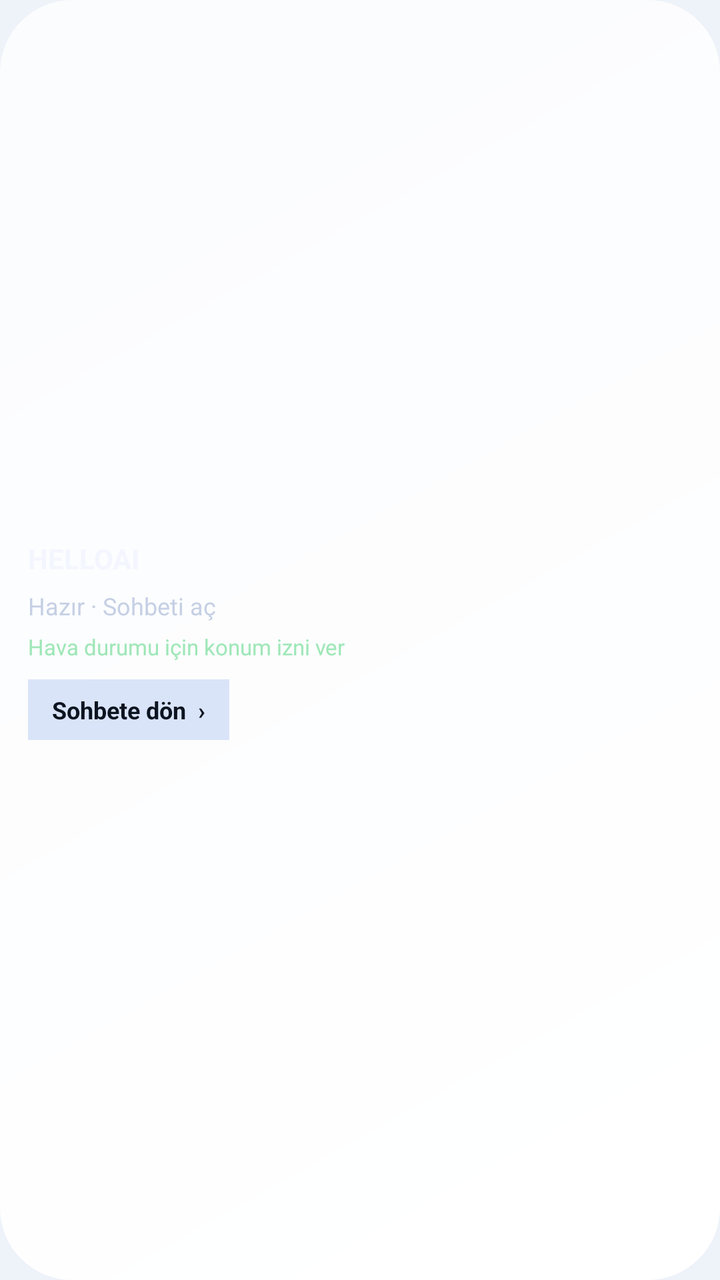
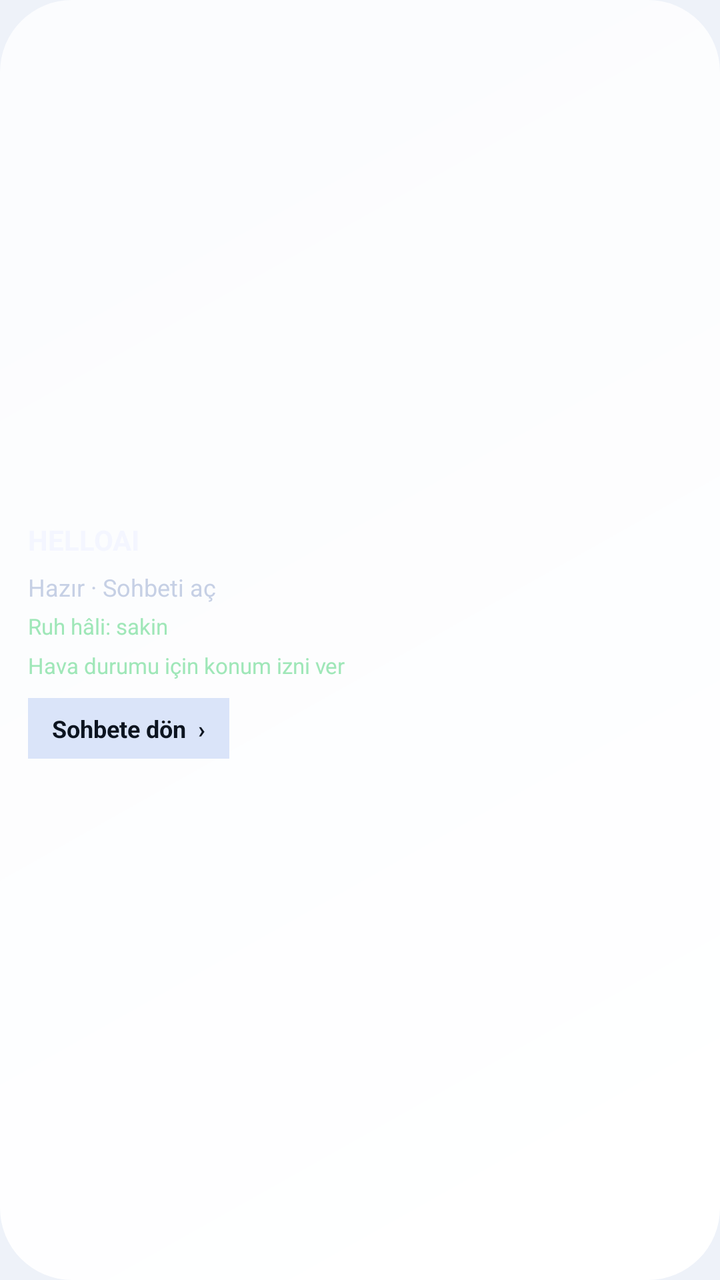

Screens rendered from an Android XML layout before and after an edit, with the pre-edit source and the edit as a unified diff.
<!-- AndroidManifest.xml: application theme Theme.JarvisAssistant -->
<!-- res/layout/widget_coucou_status.xml -->
<?xml version="1.0" encoding="utf-8"?>
<LinearLayout xmlns:android="http://schemas.android.com/apk/res/android"
    android:id="@+id/widgetRoot"
    android:layout_width="match_parent"
    android:layout_height="match_parent"
    android:orientation="vertical"
    android:padding="14dp"
    android:background="@drawable/bg_jarvis_dock"
    android:gravity="center_vertical">

    <TextView
        android:layout_width="match_parent"
        android:layout_height="wrap_content"
        android:text="HELLOAI"
        android:textColor="#F4F6FF"
        android:textStyle="bold"
        android:textSize="14sp" />

    <TextView
        android:id="@+id/widgetStatus"
        android:layout_width="match_parent"
        android:layout_height="wrap_content"
        android:layout_marginTop="6dp"
        android:text="Hazır · Sohbeti aç"
        android:textColor="#C6D0E5"
        android:textSize="12sp"
        android:maxLines="2" />

    <TextView
        android:id="@+id/widgetWeather"
        android:layout_width="match_parent"
        android:layout_height="wrap_content"
        android:layout_marginTop="5dp"
        android:text="Hava durumu için konum izni ver"
        android:textColor="#9FE7B8"
        android:textSize="11sp"
        android:maxLines="2" />

    <TextView
        android:id="@+id/widgetOpenChat"
        android:layout_width="wrap_content"
        android:layout_height="wrap_content"
        android:layout_marginTop="9dp"
        android:paddingStart="12dp"
        android:paddingEnd="12dp"
        android:paddingTop="7dp"
        android:paddingBottom="7dp"
        android:text="Sohbete dön  ›"
        android:textColor="#0C1420"
        android:textStyle="bold"
        android:textSize="12sp"
        android:background="#DAE4F9" />
</LinearLayout>
<!-- resources referenced by this layout -->
<resources>
  <!-- drawable bg_jarvis_dock (drawable) -->
  <?xml version="1.0" encoding="utf-8"?>
  <shape xmlns:android="http://schemas.android.com/apk/res/android"
      android:shape="rectangle">
      <corners android:radius="36dp" />
      <gradient
          android:type="linear"
          android:angle="135"
          android:startColor="?attr/themeDockGlassStart"
          android:endColor="?attr/themeDockGlassEnd" />
  </shape>
  <style name="Theme.JarvisAssistant" parent="Theme.JarvisAssistant.Light" />
  <style name="Theme.JarvisAssistant.Light" parent="Theme.Material3.Light.NoActionBar">
          <item name="android:statusBarColor">#EEF2F9</item>
          <item name="android:windowLightStatusBar">true</item>
          <item name="android:navigationBarColor">#EEF2F9</item>
          <item name="android:windowLightNavigationBar">true</item>
          <item name="android:windowBackground">#EEF2F9</item>
          <item name="colorPrimary">#2F6BFF</item>
          <item name="colorOnPrimary">#FFFFFF</item>
          <item name="colorSurface">#B8FFFFFF</item>
          <item name="colorOnSurface">#0F172A</item>
  
          <item name="themeBg">#EEF2F9</item>
          <item name="themeSurface">#B8FFFFFF</item>
          <item name="themeCardBg">#B8FFFFFF</item>
          <item name="themeCardBorder">#CBD5E1</item>
          <item name="themeCardGlassStart">#F0FFFFFF</item>
          <item name="themeCardGlassEnd">#A6FFFFFF</item>
          <item name="themeDockBg">#CCFFFFFF</item>
          <item name="themeDockGlassStart">#FAFFFFFF</item>
          <item name="themeDockGlassEnd">#B8FFFFFF</item>
          <item name="themeDockBorder">#CBD5E1</item>
          <item name="themeGlassSpecular">#FFFFFF</item>
          <item name="themeChipBg">#66FFFFFF</item>
          <item name="themeInputBg">#B8FFFFFF</item>
          <item name="themeGlowBlob1">@drawable/bg_liquid_glow_light_1</item>
          <item name="themeGlowBlob2">@drawable/bg_liquid_glow_light_2</item>
          <item name="themeGlowBlob3">@drawable/bg_liquid_glow_light_3</item>
  
          <item name="themeTextPrimary">#0F172A</item>
          <item name="themeTextSecondary">#475569</item>
          <item name="themeTextMuted">#64748B</item>
          <item name="themeAccent1">#2F6BFF</item>
          <item name="themeAccent2">#8B5CF6</item>
          <item name="themeAccent3">#06B6D4</item>
          <item name="themeAccent">#2F6BFF</item>
          <item name="themeAccentLight">#E0E7FF</item>
      </style>
  <!-- drawable bg_liquid_glow_light_1 (drawable) -->
  <?xml version="1.0" encoding="utf-8"?>
  <shape xmlns:android="http://schemas.android.com/apk/res/android"
      android:shape="oval">
      <gradient
          android:type="radial"
          android:gradientRadius="140dp"
          android:startColor="#262F6BFF"
          android:centerColor="#102F6BFF"
          android:endColor="#002F6BFF" />
  </shape>
  <!-- drawable bg_liquid_glow_light_2 (drawable) -->
  <?xml version="1.0" encoding="utf-8"?>
  <shape xmlns:android="http://schemas.android.com/apk/res/android"
      android:shape="oval">
      <gradient
          android:type="radial"
          android:gradientRadius="130dp"
          android:startColor="#208B5CF6"
          android:centerColor="#0D8B5CF6"
          android:endColor="#008B5CF6" />
  </shape>
  <!-- drawable bg_liquid_glow_light_3 (drawable) -->
  <?xml version="1.0" encoding="utf-8"?>
  <shape xmlns:android="http://schemas.android.com/apk/res/android"
      android:shape="oval">
      <gradient
          android:type="radial"
          android:gradientRadius="140dp"
          android:startColor="#1A06B6D4"
          android:centerColor="#0B06B6D4"
          android:endColor="#0006B6D4" />
  </shape>
</resources>

<!-- the commit's change to res/layout/widget_coucou_status.xml (unified diff, before → after) -->
@@ -27,6 +27,16 @@
         android:maxLines="2" />
 
     <TextView
+        android:id="@+id/widgetMood"
+        android:layout_width="match_parent"
+        android:layout_height="wrap_content"
+        android:layout_marginTop="4dp"
+        android:text="Ruh hâli: sakin"
+        android:textColor="#9FE7B8"
+        android:textSize="11sp"
+        android:maxLines="1" />
+
+    <TextView
         android:id="@+id/widgetWeather"
         android:layout_width="match_parent"
         android:layout_height="wrap_content"
